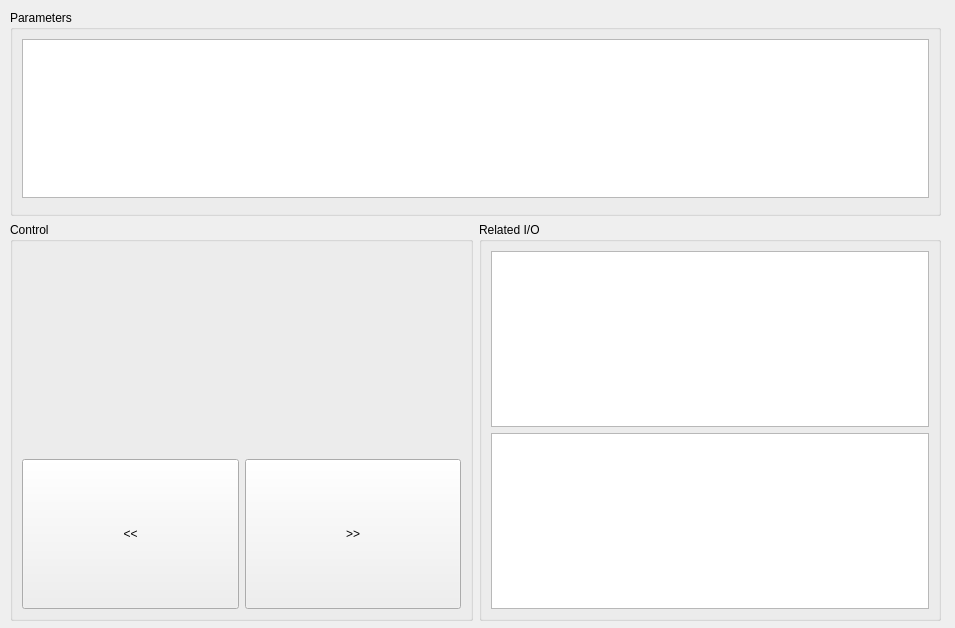
Before: the Qt Designer form bank-view/frontcylinderpanel.ui in smandyscom/front-base-widget, drawn with Qt 5.
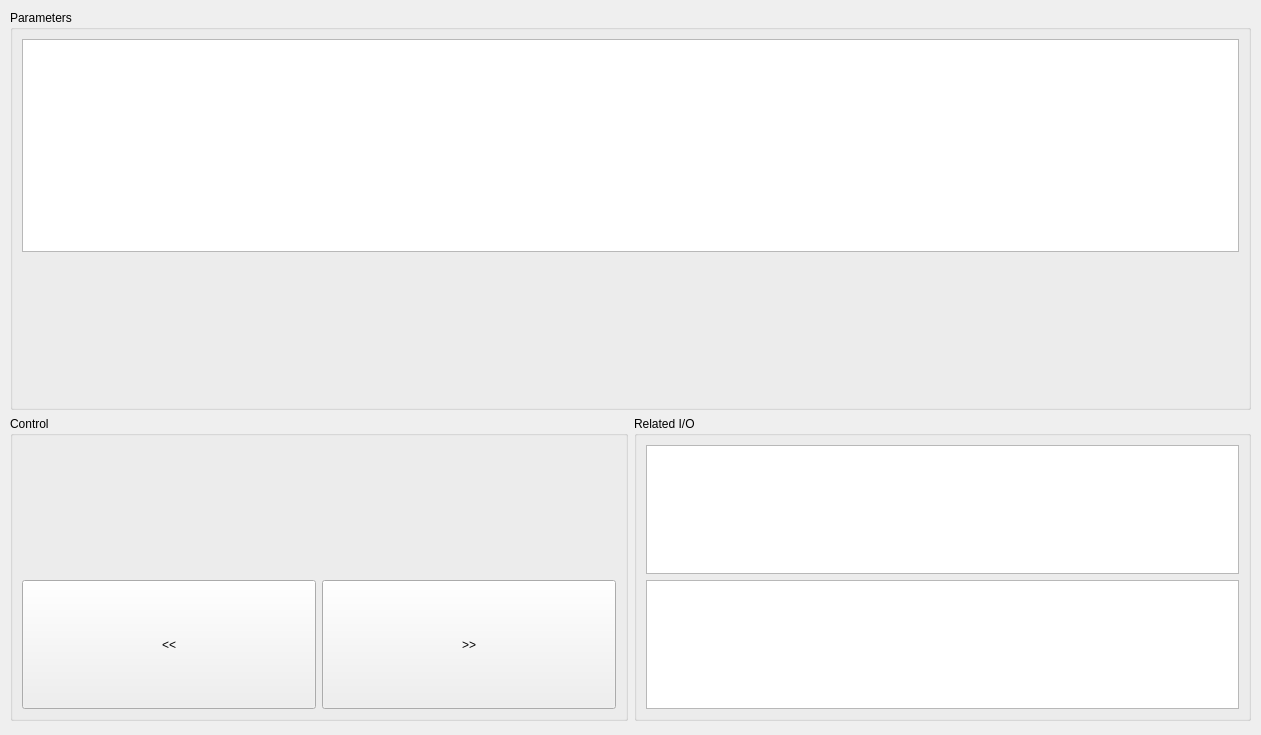
After: the same form once the commit is applied.

Diff of the .ui file:
```diff
--- a/bank-view/frontcylinderpanel.ui
+++ b/bank-view/frontcylinderpanel.ui
@@ -6,8 +6,8 @@
    <rect>
     <x>0</x>
     <y>0</y>
-    <width>955</width>
-    <height>628</height>
+    <width>1261</width>
+    <height>735</height>
    </rect>
   </property>
   <property name="windowTitle">
@@ -18,13 +18,19 @@
     <rect>
      <x>10</x>
      <y>10</y>
-     <width>931</width>
-     <height>611</height>
+     <width>1241</width>
+     <height>711</height>
     </rect>
    </property>
    <layout class="QVBoxLayout" name="verticalLayout_6">
     <item>
      <widget class="QGroupBox" name="groupBox">
+      <property name="minimumSize">
+       <size>
+        <width>0</width>
+        <height>400</height>
+       </size>
+      </property>
       <property name="title">
        <string>Parameters</string>
       </property>
@@ -32,7 +38,14 @@
        <item>
         <layout class="QVBoxLayout" name="verticalLayout">
          <item>
-          <widget class="QTableView" name="tableViewCylinder"/>
+          <widget class="QTableView" name="tableViewCylinder">
+           <property name="minimumSize">
+            <size>
+             <width>200</width>
+             <height>150</height>
+            </size>
+           </property>
+          </widget>
          </item>
          <item>
           <widget class="QWidget" name="widgetFilter" native="true">
@@ -42,6 +55,18 @@
              <verstretch>0</verstretch>
             </sizepolicy>
            </property>
+           <property name="minimumSize">
+            <size>
+             <width>0</width>
+             <height>140</height>
+            </size>
+           </property>
+           <property name="maximumSize">
+            <size>
+             <width>16777215</width>
+             <height>140</height>
+            </size>
+           </property>
           </widget>
          </item>
         </layout>
```
